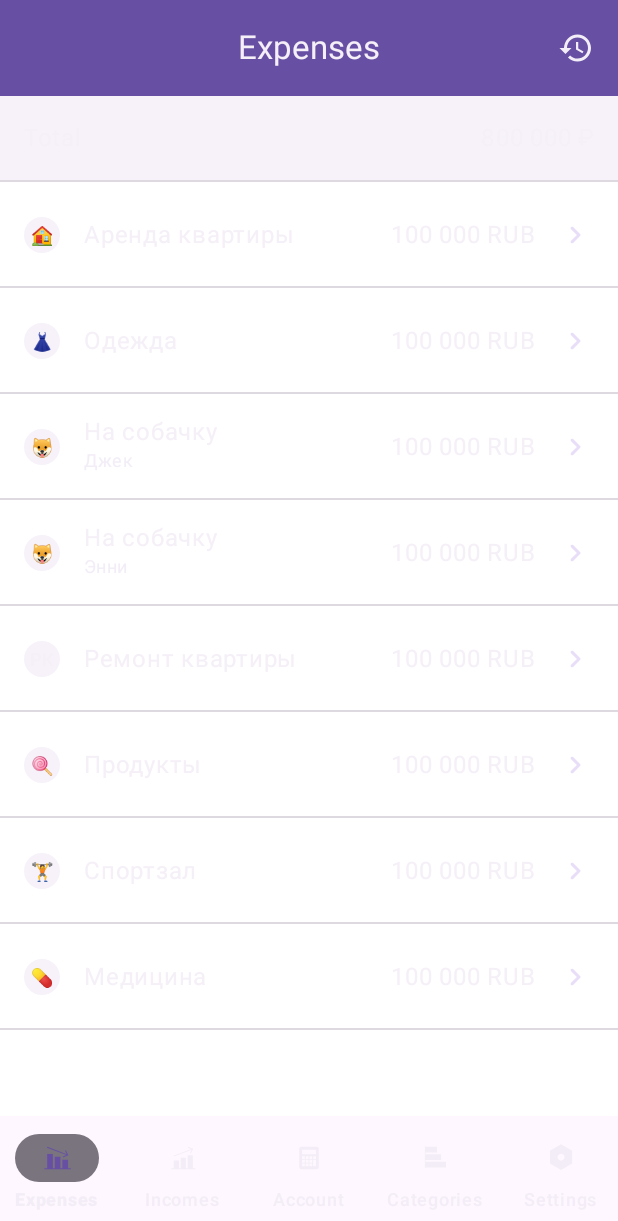
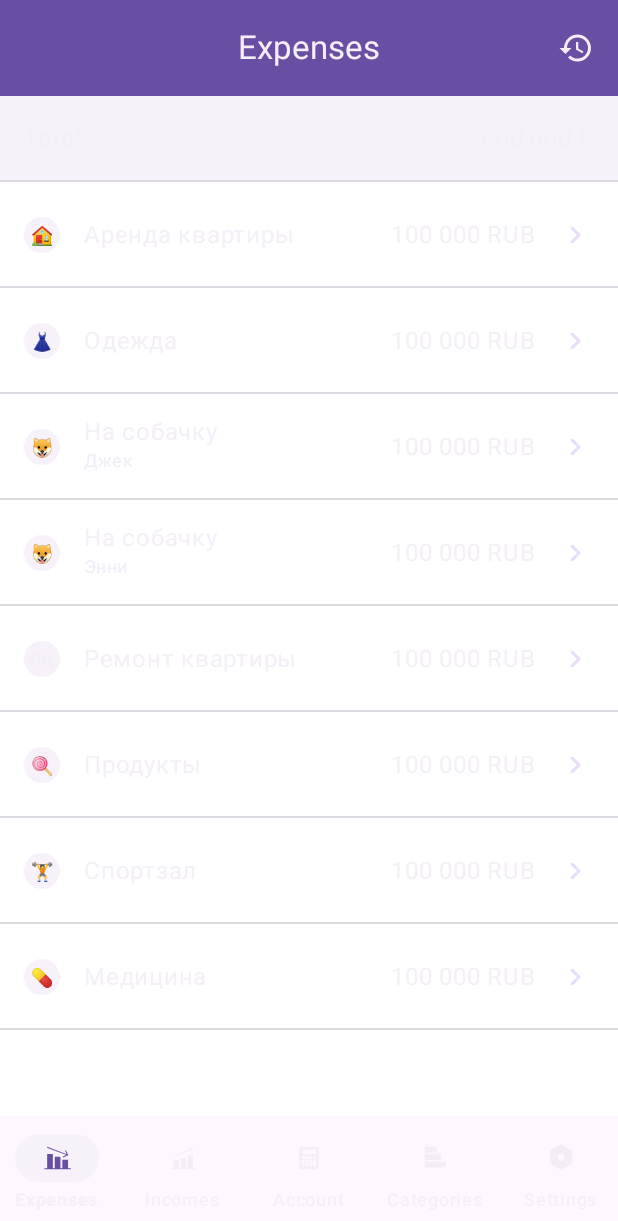
Before and after one commit to NikitaTropin3536/FinancialApp, an Android app built with Jetpack Compose: the screen it shows after launch (MainActivity), on a phone screen of 412 x 824 dp. Shown: the top 1221 px of the screen. Run offline under Robolectric (Android 15) with nearby library versions, the phone set to English and light mode, and no system bars.

Commit message:
fix: fix colors in bottom and top bars

```diff
--- a/app/src/main/java/com/atech/financialapp/component/nav/BottomBar.kt
+++ b/app/src/main/java/com/atech/financialapp/component/nav/BottomBar.kt
@@ -33,12 +33,12 @@ fun BottomBar(
             val isSelected = (selected == item)
 
             NavigationBarItem(
-                selected = isSelected, // Передаем статус выбора элемента
+                selected = isSelected,
 
                 colors = NavigationBarItemDefaults.colors(
                     selectedIconColor = MaterialTheme.colorScheme.surfaceTint,
                     unselectedIconColor = MaterialTheme.colorScheme.surfaceContainer,
-                    indicatorColor = MaterialTheme.colorScheme.outline,
+                    indicatorColor = MaterialTheme.colorScheme.surfaceContainerLow,
                 ),
 
                 onClick = {
@@ -63,11 +63,11 @@ fun BottomBar(
                 label = {
                     Text(
                         text = stringResource(id = item.title),
-                        color = MaterialTheme.colorScheme.surfaceContainer,
+                        color = MaterialTheme.colorScheme.inverseOnSurface,
                         fontWeight = if (isSelected) FontWeight.ExtraBold
                         else FontWeight.Medium,
-                        fontSize = 12.sp,      // Размер шрифта
-                        lineHeight = 16.sp,    // Высота строки
+                        fontSize = 12.sp,
+                        lineHeight = 16.sp,
                     )
                 }
 
--- a/app/src/main/java/com/atech/financialapp/component/nav/TopBar.kt
+++ b/app/src/main/java/com/atech/financialapp/component/nav/TopBar.kt
@@ -20,6 +20,7 @@ fun TopBar(
 ) {
 
     CenterAlignedTopAppBar(
+
         title = {
             Text(
                 text = stringResource(id = (selected?.title ?: R.string.unKnown)),
@@ -30,9 +31,11 @@ fun TopBar(
         navigationIcon = {},
 
         actions = {
+
             IconButton(
                 onClick = { }
             ) {
+
                 Icon(
                     painter = painterResource(
                         when (selected) {
@@ -44,6 +47,7 @@ fun TopBar(
                     contentDescription = null,
                     tint = MaterialTheme.colorScheme.surfaceContainer
                 )
+
             }
         },
 
```
